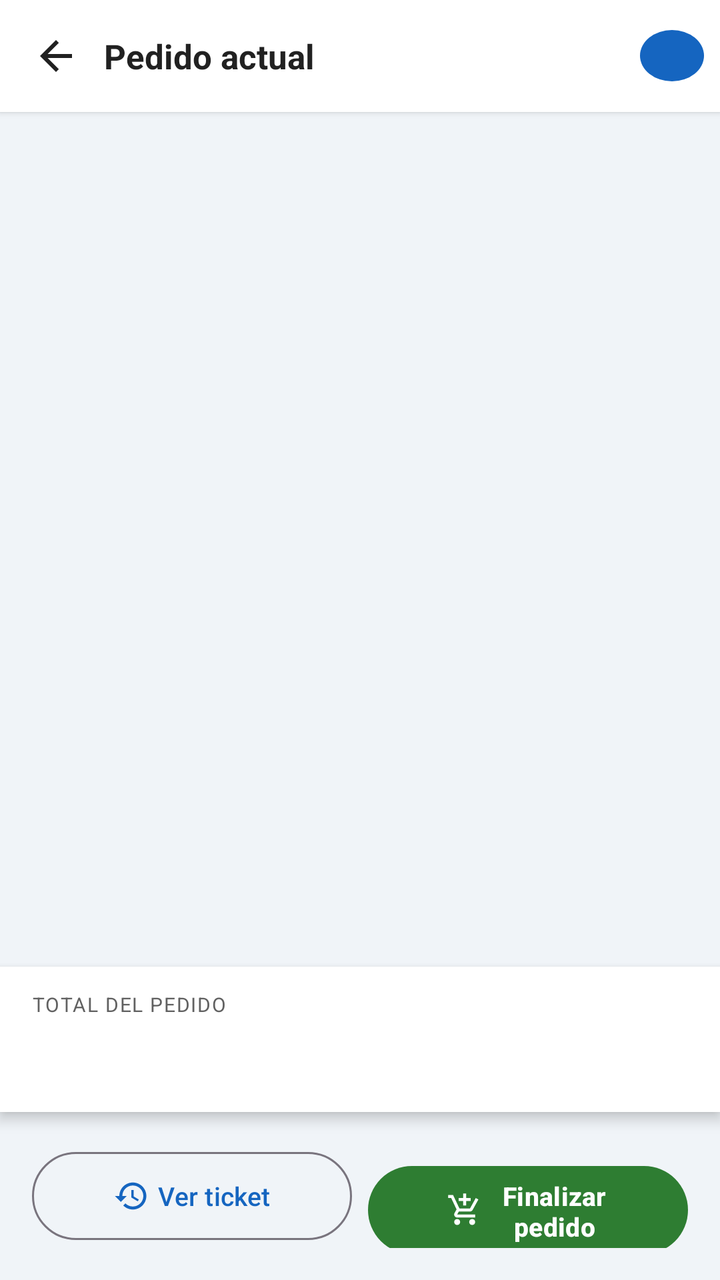
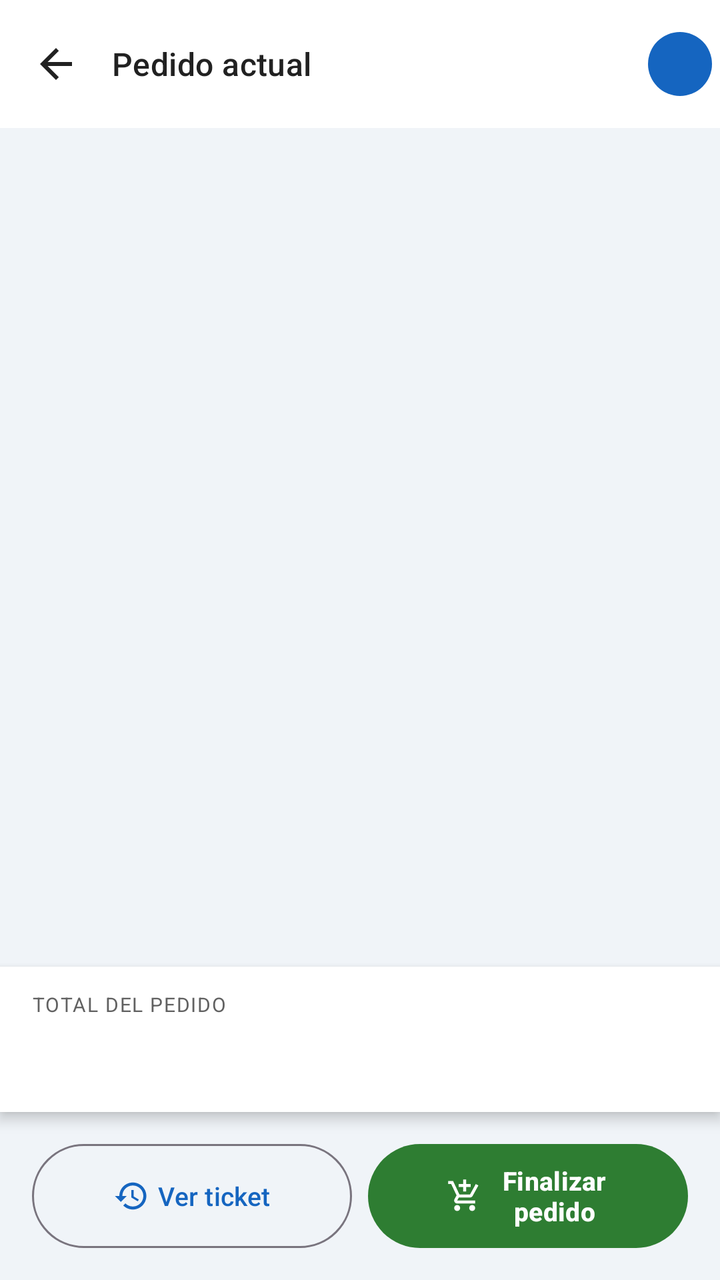

Before-and-after screenshots of an Android layout around one commit, followed by the original layout XML and the change that was made.
<!-- AndroidManifest.xml: application theme Theme.Test -->
<!-- res/layout/activity_current_order.xml -->
<?xml version="1.0" encoding="utf-8"?>
<androidx.constraintlayout.widget.ConstraintLayout xmlns:android="http://schemas.android.com/apk/res/android"
    xmlns:app="http://schemas.android.com/apk/res-auto"
    android:id="@+id/main"
    android:layout_width="match_parent"
    android:layout_height="match_parent"
    android:background="@color/background">

    
    <LinearLayout
        android:id="@+id/layoutHeader"
        android:layout_width="0dp"
        android:layout_height="wrap_content"
        android:background="@color/surface"
        android:elevation="2dp"
        android:gravity="center_vertical"
        android:orientation="horizontal"
        android:paddingHorizontal="8dp"
        android:paddingVertical="8dp"
        app:layout_constraintEnd_toEndOf="parent"
        app:layout_constraintStart_toStartOf="parent"
        app:layout_constraintTop_toTopOf="parent">

        <ImageButton
            android:id="@+id/btnBack"
            android:layout_width="40dp"
            android:layout_height="40dp"
            android:background="?attr/selectableItemBackgroundBorderless"
            android:contentDescription="Volver"
            android:src="@drawable/ic_back" />

        <LinearLayout
            android:layout_width="0dp"
            android:layout_height="wrap_content"
            android:layout_marginStart="4dp"
            android:layout_weight="1"
            android:orientation="vertical">

            <TextView
                android:layout_width="wrap_content"
                android:layout_height="wrap_content"
                android:text="Pedido actual"
                android:textColor="@color/text_primary"
                android:textSize="17sp"
                android:textStyle="bold" />

            <TextView
                android:id="@+id/tvCustomerLabel"
                android:layout_width="wrap_content"
                android:layout_height="wrap_content"
                android:textColor="@color/primary"
                android:textSize="11sp"
                android:visibility="gone" />
        </LinearLayout>

        <TextView
            android:id="@+id/tvOrderCount"
            android:layout_width="wrap_content"
            android:layout_height="wrap_content"
            android:background="@drawable/bg_scan_circle"
            android:gravity="center"
            android:minWidth="32dp"
            android:paddingHorizontal="10dp"
            android:paddingVertical="4dp"
            android:textColor="#FFFFFF"
            android:textSize="13sp"
            android:textStyle="bold"
            app:backgroundTint="@color/primary" />
    </LinearLayout>

    
    <androidx.constraintlayout.widget.ConstraintLayout
        android:layout_width="0dp"
        android:layout_height="0dp"
        android:background="@color/background"
        app:layout_constraintBottom_toBottomOf="parent"
        app:layout_constraintEnd_toEndOf="parent"
        app:layout_constraintStart_toStartOf="parent"
        app:layout_constraintTop_toBottomOf="@id/layoutHeader">

        
        <LinearLayout
            android:id="@+id/layoutEmpty"
            android:layout_width="wrap_content"
            android:layout_height="wrap_content"
            android:gravity="center"
            android:orientation="vertical"
            android:visibility="gone"
            app:layout_constraintBottom_toTopOf="@id/layoutActions"
            app:layout_constraintEnd_toEndOf="parent"
            app:layout_constraintStart_toStartOf="parent"
            app:layout_constraintTop_toTopOf="parent">

            <TextView
                android:layout_width="wrap_content"
                android:layout_height="wrap_content"
                android:text="No hay productos en el pedido"
                android:textColor="@color/text_secondary"
                android:textSize="15sp" />
        </LinearLayout>

        
        <ScrollView
            android:id="@+id/scrollItems"
            android:layout_width="0dp"
            android:layout_height="0dp"
            android:paddingHorizontal="16dp"
            app:layout_constraintBottom_toTopOf="@id/layoutTotals"
            app:layout_constraintEnd_toEndOf="parent"
            app:layout_constraintStart_toStartOf="parent"
            app:layout_constraintTop_toTopOf="parent">

            <LinearLayout
                android:id="@+id/layoutOrderItems"
                android:layout_width="match_parent"
                android:layout_height="wrap_content"
                android:orientation="vertical"
                android:paddingVertical="16dp" />
        </ScrollView>

        
        <LinearLayout
            android:id="@+id/layoutTotals"
            android:layout_width="0dp"
            android:layout_height="wrap_content"
            android:background="@color/surface"
            android:elevation="4dp"
            android:gravity="center_vertical"
            android:orientation="horizontal"
            android:paddingHorizontal="16dp"
            android:paddingVertical="12dp"
            app:layout_constraintBottom_toTopOf="@id/layoutActions"
            app:layout_constraintEnd_toEndOf="parent"
            app:layout_constraintStart_toStartOf="parent">

            <LinearLayout
                android:layout_width="0dp"
                android:layout_height="wrap_content"
                android:layout_weight="1"
                android:orientation="vertical">

                <TextView
                    android:layout_width="wrap_content"
                    android:layout_height="wrap_content"
                    android:letterSpacing="0.06"
                    android:text="TOTAL DEL PEDIDO"
                    android:textAllCaps="true"
                    android:textColor="@color/text_secondary"
                    android:textSize="10sp" />

                <TextView
                    android:id="@+id/tvGrandTotal"
                    android:layout_width="wrap_content"
                    android:layout_height="wrap_content"
                    android:textColor="@color/primary"
                    android:textSize="26sp"
                    android:textStyle="bold" />
            </LinearLayout>

            <LinearLayout
                android:layout_width="wrap_content"
                android:layout_height="wrap_content"
                android:orientation="vertical"
                android:gravity="end">

                <TextView
                    android:id="@+id/tvTotalQty"
                    android:layout_width="wrap_content"
                    android:layout_height="wrap_content"
                    android:textColor="@color/text_secondary"
                    android:textSize="12sp" />

                <TextView
                    android:id="@+id/tvTotalItems"
                    android:layout_width="wrap_content"
                    android:layout_height="wrap_content"
                    android:textColor="@color/text_secondary"
                    android:textSize="12sp" />
            </LinearLayout>
        </LinearLayout>

        
        <LinearLayout
            android:id="@+id/layoutActions"
            android:layout_width="0dp"
            android:layout_height="wrap_content"
            android:orientation="horizontal"
            android:padding="16dp"
            android:weightSum="2"
            app:layout_constraintBottom_toBottomOf="parent"
            app:layout_constraintEnd_toEndOf="parent"
            app:layout_constraintStart_toStartOf="parent">

            <com.google.android.material.button.MaterialButton
                android:id="@+id/btnViewTicket"
                style="@style/Widget.Material3.Button.OutlinedButton"
                android:layout_width="0dp"
                android:layout_height="52dp"
                android:layout_marginEnd="8dp"
                android:layout_weight="1"
                android:text="Ver ticket"
                android:textSize="13sp"
                app:cornerRadius="26dp"
                app:icon="@drawable/ic_history"
                app:iconGravity="textStart"
                app:iconSize="18dp" />

            <com.google.android.material.button.MaterialButton
                android:id="@+id/btnFinalize"
                android:layout_width="0dp"
                android:layout_height="52dp"
                android:layout_weight="1"
                android:text="Finalizar pedido"
                android:textSize="13sp"
                android:textStyle="bold"
                app:backgroundTint="@color/success"
                app:cornerRadius="26dp"
                app:icon="@drawable/ic_add_cart"
                app:iconGravity="textStart"
                app:iconSize="18dp" />
        </LinearLayout>
    </androidx.constraintlayout.widget.ConstraintLayout>

    
    <FrameLayout
        android:id="@+id/layoutLoading"
        android:layout_width="match_parent"
        android:layout_height="match_parent"
        android:background="#CC000000"
        android:visibility="gone"
        app:layout_constraintBottom_toBottomOf="parent"
        app:layout_constraintEnd_toEndOf="parent"
        app:layout_constraintStart_toStartOf="parent"
        app:layout_constraintTop_toTopOf="parent">

        <com.google.android.material.card.MaterialCardView
            android:layout_width="280dp"
            android:layout_height="wrap_content"
            android:layout_gravity="center"
            app:cardBackgroundColor="@color/surface"
            app:cardCornerRadius="20dp"
            app:cardElevation="12dp">

            <LinearLayout
                android:layout_width="match_parent"
                android:layout_height="wrap_content"
                android:gravity="center"
                android:orientation="vertical"
                android:padding="28dp">

                <ProgressBar
                    android:layout_width="44dp"
                    android:layout_height="44dp"
                    android:indeterminateTint="@color/primary" />

                <TextView
                    android:id="@+id/tvLoadingTitle"
                    android:layout_width="wrap_content"
                    android:layout_height="wrap_content"
                    android:layout_marginTop="16dp"
                    android:gravity="center"
                    android:text="Enviando pedido..."
                    android:textColor="@color/text_primary"
                    android:textSize="15sp"
                    android:textStyle="bold" />

                <TextView
                    android:id="@+id/tvLoadingSubtitle"
                    android:layout_width="wrap_content"
                    android:layout_height="wrap_content"
                    android:layout_marginTop="4dp"
                    android:gravity="center"
                    android:text="Conectando con QuickBooks"
                    android:textColor="@color/text_secondary"
                    android:textSize="12sp" />

                
                <LinearLayout
                    android:layout_width="match_parent"
                    android:layout_height="wrap_content"
                    android:layout_marginTop="20dp"
                    android:orientation="vertical">

                    
                    <LinearLayout
                        android:layout_width="match_parent"
                        android:layout_height="wrap_content"
                        android:gravity="center_vertical"
                        android:orientation="horizontal"
                        android:paddingVertical="4dp">

                        <TextView
                            android:id="@+id/tvStep1Icon"
                            android:layout_width="22dp"
                            android:layout_height="22dp"
                            android:background="@drawable/bg_scan_circle"
                            android:gravity="center"
                            android:text="1"
                            android:textColor="#FFFFFF"
                            android:textSize="11sp"
                            android:textStyle="bold"
                            app:backgroundTint="@color/primary" />

                        <TextView
                            android:layout_width="wrap_content"
                            android:layout_height="wrap_content"
                            android:layout_marginStart="10dp"
                            android:text="Enviando a QuickBooks"
                            android:textColor="@color/text_primary"
                            android:textSize="13sp" />
                    </LinearLayout>

                    
                    <LinearLayout
                        android:layout_width="match_parent"
                        android:layout_height="wrap_content"
                        android:gravity="center_vertical"
                        android:orientation="horizontal"
                        android:paddingVertical="4dp">

                        <TextView
                            android:id="@+id/tvStep2Icon"
                            android:layout_width="22dp"
                            android:layout_height="22dp"
                            android:background="@drawable/bg_scan_circle"
                            android:gravity="center"
                            android:text="2"
                            android:textColor="#FFFFFF"
                            android:textSize="11sp"
                            android:textStyle="bold"
                            app:backgroundTint="@color/divider" />

                        <TextView
                            android:id="@+id/tvStep2Label"
                            android:layout_width="wrap_content"
                            android:layout_height="wrap_content"
                            android:layout_marginStart="10dp"
                            android:text="Generando factura"
                            android:textColor="@color/text_secondary"
                            android:textSize="13sp" />
                    </LinearLayout>

                    
                    <LinearLayout
                        android:layout_width="match_parent"
                        android:layout_height="wrap_content"
                        android:gravity="center_vertical"
                        android:orientation="horizontal"
                        android:paddingVertical="4dp">

                        <TextView
                            android:id="@+id/tvStep3Icon"
                            android:layout_width="22dp"
                            android:layout_height="22dp"
                            android:background="@drawable/bg_scan_circle"
                            android:gravity="center"
                            android:text="3"
                            android:textColor="#FFFFFF"
                            android:textSize="11sp"
                            android:textStyle="bold"
                            app:backgroundTint="@color/divider" />

                        <TextView
                            android:id="@+id/tvStep3Label"
                            android:layout_width="wrap_content"
                            android:layout_height="wrap_content"
                            android:layout_marginStart="10dp"
                            android:text="Imprimiendo ticket"
                            android:textColor="@color/text_secondary"
                            android:textSize="13sp" />
                    </LinearLayout>
                </LinearLayout>
            </LinearLayout>
        </com.google.android.material.card.MaterialCardView>
    </FrameLayout>

</androidx.constraintlayout.widget.ConstraintLayout>
<!-- resources referenced by this layout -->
<resources>
  <color name="background">#F0F4F8</color>
  <color name="divider">#ECEFF1</color>
  <color name="primary">#1565C0</color>
  <color name="success">#2E7D32</color>
  <color name="surface">#FFFFFF</color>
  <color name="text_primary">#212121</color>
  <color name="text_secondary">#616161</color>
  <!-- drawable bg_scan_circle (drawable) -->
  <?xml version="1.0" encoding="utf-8"?>
  <shape xmlns:android="http://schemas.android.com/apk/res/android" android:shape="oval">
      <solid android:color="@color/primary" />
  </shape>
  <!-- drawable ic_back (drawable) -->
  <vector xmlns:android="http://schemas.android.com/apk/res/android"
      android:width="24dp"
      android:height="24dp"
      android:viewportWidth="24"
      android:viewportHeight="24">
      <path android:fillColor="#212121"
          android:pathData="M20,11H7.83l5.59,-5.59L12,4l-8,8 8,8 1.41,-1.41L7.83,13H20v-2z"/>
  </vector>
  <!-- drawable ic_history (drawable) -->
  <vector xmlns:android="http://schemas.android.com/apk/res/android"
      android:width="24dp"
      android:height="24dp"
      android:viewportWidth="24"
      android:viewportHeight="24">
      <path android:fillColor="#1565C0"
          android:pathData="M13,3C8.03,3 4,7.03 4,12H1L4.89,15.89L4.96,16.03L9,12H6C6,8.13 9.13,5 13,5C16.87,5 20,8.13 20,12C20,15.87 16.87,19 13,19C11.07,19 9.32,18.21 8.06,16.94L6.64,18.36C8.27,19.99 10.52,21 13,21C17.97,21 22,16.97 22,12C22,7.03 17.97,3 13,3zM12,8V13L16.28,15.54L17,14.33L13.5,12.25V8H12z"/>
  </vector>
  <style name="Theme.Test" parent="Base.Theme.Test" />
  <style name="Base.Theme.Test" parent="Theme.Material3.Light.NoActionBar">
          <item name="android:windowBackground">@color/background</item>
          <item name="colorPrimary">@color/primary</item>
          <item name="colorOnPrimary">@color/white</item>
          <item name="colorPrimaryContainer">@color/light_primary</item>
          <item name="colorOnPrimaryContainer">@color/primary_dark</item>
          <item name="colorSurface">@color/surface</item>
          <item name="colorOnSurface">@color/text_primary</item>
          <item name="colorSurfaceVariant">@color/background</item>
          <item name="android:statusBarColor">@android:color/transparent</item>
      </style>
  <color name="white">#FFFFFFFF</color>
  <color name="light_primary">#E3F2FD</color>
  <color name="primary_dark">#0D47A1</color>
  <!-- unchanged entries left out for length: 1 -->
</resources>

<!-- the commit's change to res/layout/activity_current_order.xml (unified diff, before → after) -->
@@ -7,66 +7,68 @@
     android:background="@color/background">
 
     
-    <LinearLayout
+    <com.google.android.material.appbar.AppBarLayout
         android:id="@+id/layoutHeader"
         android:layout_width="0dp"
         android:layout_height="wrap_content"
-        android:background="@color/surface"
-        android:elevation="2dp"
-        android:gravity="center_vertical"
-        android:orientation="horizontal"
-        android:paddingHorizontal="8dp"
-        android:paddingVertical="8dp"
+        android:fitsSystemWindows="true"
         app:layout_constraintEnd_toEndOf="parent"
         app:layout_constraintStart_toStartOf="parent"
         app:layout_constraintTop_toTopOf="parent">
 
-        <ImageButton
-            android:id="@+id/btnBack"
-            android:layout_width="40dp"
-            android:layout_height="40dp"
-            android:background="?attr/selectableItemBackgroundBorderless"
-            android:contentDescription="Volver"
-            android:src="@drawable/ic_back" />
-
-        <LinearLayout
-            android:layout_width="0dp"
-            android:layout_height="wrap_content"
-            android:layout_marginStart="4dp"
-            android:layout_weight="1"
-            android:orientation="vertical">
-
-            <TextView
-                android:layout_width="wrap_content"
-                android:layout_height="wrap_content"
-                android:text="Pedido actual"
-                android:textColor="@color/text_primary"
-                android:textSize="17sp"
-                android:textStyle="bold" />
-
-            <TextView
-                android:id="@+id/tvCustomerLabel"
-                android:layout_width="wrap_content"
-                android:layout_height="wrap_content"
-                android:textColor="@color/primary"
-                android:textSize="11sp"
-                android:visibility="gone" />
-        </LinearLayout>
-
-        <TextView
-            android:id="@+id/tvOrderCount"
-            android:layout_width="wrap_content"
-            android:layout_height="wrap_content"
-            android:background="@drawable/bg_scan_circle"
-            android:gravity="center"
-            android:minWidth="32dp"
-            android:paddingHorizontal="10dp"
-            android:paddingVertical="4dp"
-            android:textColor="#FFFFFF"
-            android:textSize="13sp"
-            android:textStyle="bold"
-            app:backgroundTint="@color/primary" />
-    </LinearLayout>
+        <com.google.android.material.appbar.MaterialToolbar
+            android:id="@+id/toolbar"
+            android:layout_width="match_parent"
+            android:layout_height="?attr/actionBarSize"
+            app:navigationIcon="@drawable/ic_back">
+
+            <LinearLayout
+                android:layout_width="match_parent"
+                android:layout_height="wrap_content"
+                android:gravity="center_vertical"
+                android:orientation="horizontal">
+
+                <LinearLayout
+                    android:layout_width="0dp"
+                    android:layout_height="wrap_content"
+                    android:layout_weight="1"
+                    android:orientation="vertical">
+
+                    <TextView
+                        android:layout_width="wrap_content"
+                        android:layout_height="wrap_content"
+                        android:text="Pedido actual"
+                        android:textAppearance="?attr/textAppearanceTitleMedium"
+                        android:textColor="?attr/colorOnSurface" />
+
+                    <TextView
+                        android:id="@+id/tvCustomerLabel"
+                        android:layout_width="wrap_content"
+                        android:layout_height="wrap_content"
+                        android:textAppearance="?attr/textAppearanceLabelSmall"
+                        android:textColor="@color/primary"
+                        android:visibility="gone" />
+                </LinearLayout>
+
+                <com.google.android.material.button.MaterialButton
+                    android:id="@+id/tvOrderCount"
+                    android:layout_width="wrap_content"
+                    android:layout_height="32dp"
+                    android:layout_marginEnd="4dp"
+                    android:clickable="false"
+                    android:focusable="false"
+                    android:insetBottom="0dp"
+                    android:insetTop="0dp"
+                    android:minWidth="32dp"
+                    android:paddingHorizontal="10dp"
+                    android:textColor="@color/white"
+                    android:textSize="13sp"
+                    android:textStyle="bold"
+                    app:backgroundTint="@color/primary"
+                    app:cornerRadius="16dp" />
+            </LinearLayout>
+        </com.google.android.material.appbar.MaterialToolbar>
+    </com.google.android.material.appbar.AppBarLayout>
 
     
     <androidx.constraintlayout.widget.ConstraintLayout
@@ -85,18 +87,37 @@
             android:layout_height="wrap_content"
             android:gravity="center"
             android:orientation="vertical"
+            android:padding="32dp"
             android:visibility="gone"
             app:layout_constraintBottom_toTopOf="@id/layoutActions"
             app:layout_constraintEnd_toEndOf="parent"
             app:layout_constraintStart_toStartOf="parent"
             app:layout_constraintTop_toTopOf="parent">
 
+            <ImageView
+                android:layout_width="72dp"
+                android:layout_height="72dp"
+                android:importantForAccessibility="no"
+                android:src="@drawable/ic_add_cart"
+                app:tint="@color/light_gray" />
+
             <TextView
                 android:layout_width="wrap_content"
                 android:layout_height="wrap_content"
+                android:layout_marginTop="16dp"
+                android:gravity="center"
                 android:text="No hay productos en el pedido"
                 android:textColor="@color/text_secondary"
                 android:textSize="15sp" />
+
+            <TextView
+                android:layout_width="wrap_content"
+                android:layout_height="wrap_content"
+                android:layout_marginTop="4dp"
+                android:gravity="center"
+                android:text="Escanea un producto para comenzar"
+                android:textColor="@color/light_gray"
+                android:textSize="13sp" />
         </LinearLayout>
 
         
@@ -184,6 +205,7 @@
             android:id="@+id/layoutActions"
             android:layout_width="0dp"
             android:layout_height="wrap_content"
+            android:gravity="center_vertical"
             android:orientation="horizontal"
             android:padding="16dp"
             android:weightSum="2"
@@ -198,6 +220,8 @@
                 android:layout_height="52dp"
                 android:layout_marginEnd="8dp"
                 android:layout_weight="1"
+                android:insetBottom="0dp"
+                android:insetTop="0dp"
                 android:text="Ver ticket"
                 android:textSize="13sp"
                 app:cornerRadius="26dp"
@@ -210,6 +234,8 @@
                 android:layout_width="0dp"
                 android:layout_height="52dp"
                 android:layout_weight="1"
+                android:insetBottom="0dp"
+                android:insetTop="0dp"
                 android:text="Finalizar pedido"
                 android:textSize="13sp"
                 android:textStyle="bold"
@@ -248,10 +274,12 @@
                 android:orientation="vertical"
                 android:padding="28dp">
 
-                <ProgressBar
-                    android:layout_width="44dp"
-                    android:layout_height="44dp"
-                    android:indeterminateTint="@color/primary" />
+                <com.google.android.material.progressindicator.CircularProgressIndicator
+                    style="@style/Widget.Material3.CircularProgressIndicator"
+                    android:layout_width="wrap_content"
+                    android:layout_height="wrap_content"
+                    android:indeterminate="true"
+                    app:indicatorSize="44dp" />
 
                 <TextView
                     android:id="@+id/tvLoadingTitle"
<!-- resource entries referenced after the edit -->
@@ -2,6 +2,7 @@
 <resources>
   <color name="background">#F0F4F8</color>
   <color name="divider">#ECEFF1</color>
+  <color name="light_gray">#E0E0E0</color>
   <color name="primary">#1565C0</color>
   <color name="success">#2E7D32</color>
   <color name="surface">#FFFFFF</color>
@@ -30,21 +31,46 @@
       <path android:fillColor="#1565C0"
           android:pathData="M13,3C8.03,3 4,7.03 4,12H1L4.89,15.89L4.96,16.03L9,12H6C6,8.13 9.13,5 13,5C16.87,5 20,8.13 20,12C20,15.87 16.87,19 13,19C11.07,19 9.32,18.21 8.06,16.94L6.64,18.36C8.27,19.99 10.52,21 13,21C17.97,21 22,16.97 22,12C22,7.03 17.97,3 13,3zM12,8V13L16.28,15.54L17,14.33L13.5,12.25V8H12z"/>
   </vector>
-  <style name="Theme.Test" parent="Base.Theme.Test" />
+  <style name="Theme.Test" parent="Base.Theme.Test">
+          <item name="android:windowAnimationStyle">@style/WindowAnimation.Slide</item>
+      </style>
   <style name="Base.Theme.Test" parent="Theme.Material3.Light.NoActionBar">
           <item name="android:windowBackground">@color/background</item>
           <item name="colorPrimary">@color/primary</item>
           <item name="colorOnPrimary">@color/white</item>
           <item name="colorPrimaryContainer">@color/light_primary</item>
           <item name="colorOnPrimaryContainer">@color/primary_dark</item>
+          <item name="colorSecondary">@color/primary_light</item>
+          <item name="colorOnSecondary">@color/white</item>
+          <item name="colorSecondaryContainer">@color/light_primary</item>
+          <item name="colorTertiary">@color/success</item>
+          <item name="colorOnTertiary">@color/white</item>
+          <item name="colorError">@color/red</item>
+          <item name="colorOnError">@color/white</item>
+          <item name="colorErrorContainer">@color/error_light</item>
           <item name="colorSurface">@color/surface</item>
           <item name="colorOnSurface">@color/text_primary</item>
           <item name="colorSurfaceVariant">@color/background</item>
+          <item name="colorOnSurfaceVariant">@color/text_secondary</item>
+          <item name="colorOutline">@color/outline</item>
+          <item name="colorOutlineVariant">@color/light_gray</item>
           <item name="android:statusBarColor">@android:color/transparent</item>
+          <item name="android:navigationBarColor">@color/surface</item>
+          <item name="android:windowLightNavigationBar" tools:targetApi="27">true</item>
+      </style>
+  <style name="WindowAnimation.Slide" parent="@android:style/Animation.Activity">
+          <item name="android:activityOpenEnterAnimation">@anim/slide_in_right</item>
+          <item name="android:activityOpenExitAnimation">@anim/slide_out_left</item>
+          <item name="android:activityCloseEnterAnimation">@anim/slide_in_left</item>
+          <item name="android:activityCloseExitAnimation">@anim/slide_out_right</item>
       </style>
   <color name="white">#FFFFFFFF</color>
   <color name="light_primary">#E3F2FD</color>
   <color name="primary_dark">#0D47A1</color>
+  <color name="primary_light">#1976D2</color>
+  <color name="red">#C62828</color>
+  <color name="error_light">#FFEBEE</color>
+  <color name="outline">#79747E</color>
   <!-- unchanged entries left out for length: 1 -->
 </resources>
 
